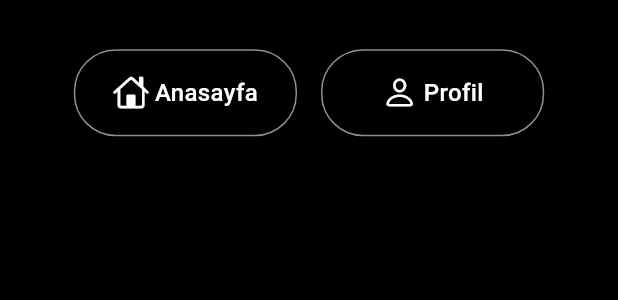
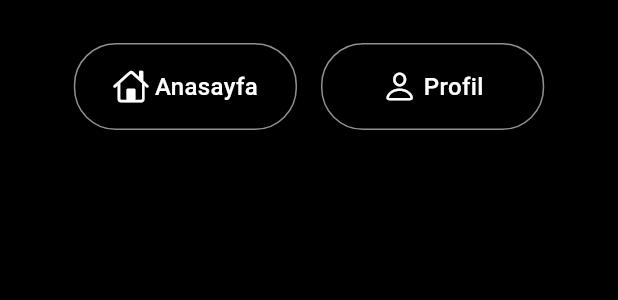
Before and after one commit to Ozberksenn/datingApp-case, a Flutter app: the BottomNavigationBarWidget widget shown alone on an empty page, opened directly, on a phone screen of 412 x 824 dp. Shown: the top 300 px of the screen. Run offline on Flutter 3.47's test engine with Material 3 defaults, Android fonts, the phone set to English and light mode, and no system bars; our stand-ins replace font_awesome_flutter, go_router.

```diff
--- a/lib/features/view/home/widgets/bottom_navigation_bar.dart
+++ b/lib/features/view/home/widgets/bottom_navigation_bar.dart
@@ -1,6 +1,7 @@
 import 'package:datingapp/features/widgets/radius.dart';
 import 'package:datingapp/product/extension/context_extension.dart';
 import 'package:flutter/cupertino.dart';
+import 'package:flutter/material.dart';
 import '../../../../product/constants/app_colors.dart';
 import '../../../widgets/padding.dart';
 
@@ -10,13 +11,14 @@ class BottomNavigationBarWidget extends StatelessWidget {
   @override
   Widget build(BuildContext context) {
     return Container(
-      height: context.dynamicHeight(0.15),
+      height: context.dynamicHeight(0.14),
       color: AppColors.black,
       width: context.dynamicWidth(1),
       child: Row(
         mainAxisAlignment: MainAxisAlignment.center,
+        crossAxisAlignment: CrossAxisAlignment.center,
         children: [
-          bottomNavigationItem(context, title: "Anasayfa"),
+          bottomNavigationItem(context, title: "Anasayfa", onTap: () {}),
           bottomNavigationItem(
             context,
             title: "Profil",
@@ -31,8 +33,11 @@ class BottomNavigationBarWidget extends StatelessWidget {
     BuildContext context, {
     required String title,
     IconData? icon,
+    void Function()? onTap,
   }) {
-    return ConstrainedBox(
+    return InkWell(
+      onTap: onTap,
+      child: ConstrainedBox(
         constraints: BoxConstraints(minWidth: context.dynamicWidth(0.4)),
         child: Container(
           margin: ConstEdgeInsets.padding8(),
@@ -50,6 +55,7 @@ class BottomNavigationBarWidget extends StatelessWidget {
             ],
           ),
         ),
+      ),
     );
   }
 }
```
Also changed, not shown: lib/features/view/home/home_view.dart (+13 -5 lines), lib/features/view/profile/profile_view.dart (+13 -0 lines). Lines whose indentation alone changed are shown as unchanged.
